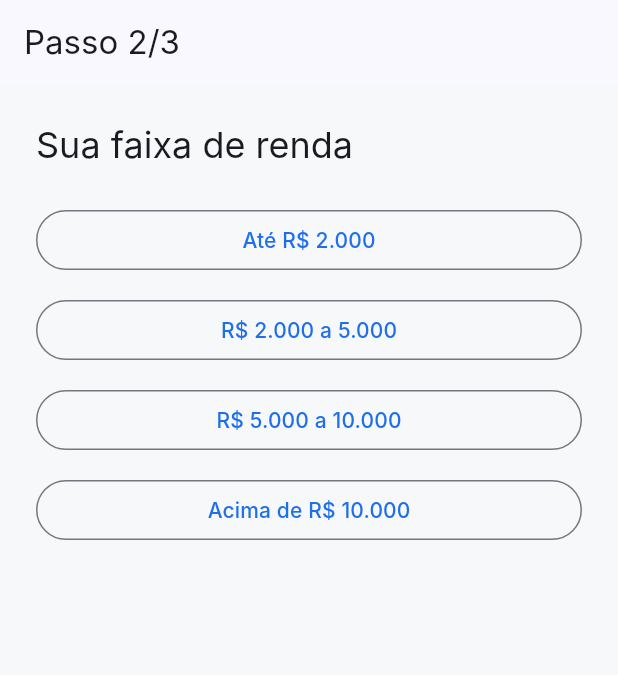
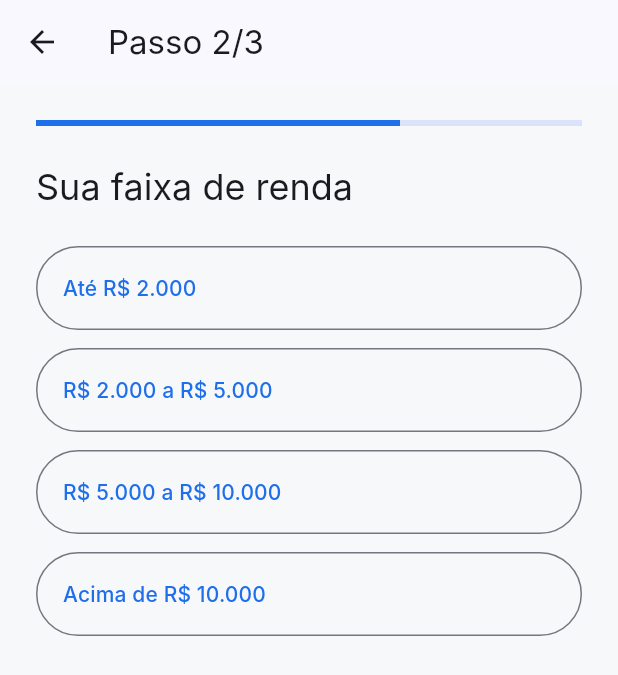
Before and after one commit to guigaluisz/finlytics, a Flutter app: the OnboardingPage screen opened by its route, after a tap on "Economizar", on a phone screen of 412 x 824 dp. Shown: the top 675 px of the screen. Run offline on Flutter 3.47's test engine with Material 3 defaults, Android fonts, the phone set to English and light mode, and no system bars; our stand-ins replace dartz, dio, equatable, flutter_riverpod, flutter_secure_storage, go_router; accounts and stored records are empty; Roboto replaces fonts that are missing (Inter).

Commit message:
feat: onboarding salva perfil (endpoint + app)

```diff
--- a/mobile/lib/features/onboarding/presentation/pages/onboarding_page.dart
+++ b/mobile/lib/features/onboarding/presentation/pages/onboarding_page.dart
@@ -1,47 +1,107 @@
+import 'package:dio/dio.dart';
 import 'package:flutter/material.dart';
+import 'package:flutter_riverpod/flutter_riverpod.dart';
 import 'package:go_router/go_router.dart';
+import '../../../auth/presentation/viewmodels/auth_viewmodel.dart';
 
-class OnboardingPage extends StatefulWidget {
+class OnboardingPage extends ConsumerStatefulWidget {
   const OnboardingPage({super.key});
   @override
-  State<OnboardingPage> createState() => _OnboardingPageState();
+  ConsumerState<OnboardingPage> createState() => _OnboardingPageState();
 }
 
-class _OnboardingPageState extends State<OnboardingPage> {
+class _OnboardingPageState extends ConsumerState<OnboardingPage> {
   int _step = 0;
-  final _controller = PageController();
+  bool _salvando = false;
+  final List<String?> _valores = [null, null, null];
 
-  static const _steps = [
-    ('Qual seu objetivo?', ['Economizar', 'Investir', 'Sair das dívidas', 'Organizar finanças']),
-    ('Sua faixa de renda', ['Até R\$ 2.000', 'R\$ 2.000 a 5.000', 'R\$ 5.000 a 10.000', 'Acima de R\$ 10.000']),
-    ('Seu perfil financeiro', ['Conservador', 'Moderado', 'Arrojado']),
+  static const List<(String, List<(String, String)>)> _steps = [
+    ('Qual seu objetivo?', [
+      ('Economizar', 'economizar'),
+      ('Investir', 'investir'),
+      ('Sair das dívidas', 'sair_dividas'),
+      ('Organizar finanças', 'organizar'),
+    ]),
+    ('Sua faixa de renda', [
+      ('Até R\$ 2.000', 'ate_2000'),
+      ('R\$ 2.000 a R\$ 5.000', '2000_5000'),
+      ('R\$ 5.000 a R\$ 10.000', '5000_10000'),
+      ('Acima de R\$ 10.000', 'acima_10000'),
+    ]),
+    ('Seu perfil financeiro', [
+      ('Conservador', 'conservador'),
+      ('Moderado', 'moderado'),
+      ('Arrojado', 'arrojado'),
+    ]),
   ];
+
+  Future<void> _selecionar(String valor) async {
+    _valores[_step] = valor;
+    if (_step < _steps.length - 1) {
+      setState(() => _step++);
+    } else {
+      await _salvar();
+    }
+  }
+
+  Future<void> _salvar() async {
+    setState(() => _salvando = true);
+    try {
+      await ref.read(dioClientProvider).dio.patch('/eu/onboarding', data: {
+        'objetivo': _valores[0],
+        'faixaRenda': _valores[1],
+        'perfilRisco': _valores[2],
+      });
+    } on DioException catch (e) {
+      if (mounted) {
+        ScaffoldMessenger.of(context).showSnackBar(SnackBar(content: Text('Não foi possível salvar o perfil: ${e.message}')));
+      }
+    } finally {
+      if (mounted) {
+        setState(() => _salvando = false);
+        context.go('/dashboard');
+      }
+    }
+  }
 
   @override
   Widget build(BuildContext context) {
-    final (title, options) = _steps[_step];
+    final (titulo, opcoes) = _steps[_step];
     return Scaffold(
-      appBar: AppBar(title: Text('Passo ${_step + 1}/${_steps.length}')),
-      body: Padding(
+      appBar: AppBar(
+        title: Text('Passo ${_step + 1}/${_steps.length}'),
+        leading: _step > 0
+            ? IconButton(icon: const Icon(Icons.arrow_back), onPressed: () => setState(() => _step--))
+            : null,
+      ),
+      body: _salvando
+          ? const Center(child: CircularProgressIndicator())
+          : Padding(
               padding: const EdgeInsets.all(24),
               child: Column(
                 crossAxisAlignment: CrossAxisAlignment.stretch,
                 children: [
-            Text(title, style: Theme.of(context).textTheme.headlineSmall),
+                  LinearProgressIndicator(value: (_step + 1) / _steps.length),
                   const SizedBox(height: 24),
-            ...options.map((o) => Padding(
+                  Text(titulo, style: Theme.of(context).textTheme.headlineSmall),
+                  const SizedBox(height: 24),
+                  ...opcoes.map((o) {
+                    final selecionado = _valores[_step] == o.$2;
+                    return Padding(
                       padding: const EdgeInsets.only(bottom: 12),
                       child: OutlinedButton(
-                    onPressed: () {
-                      if (_step < _steps.length - 1) {
-                        setState(() => _step++);
-                      } else {
-                        context.go('/dashboard');
-                      }
-                    },
-                    child: Padding(padding: const EdgeInsets.all(8), child: Text(o)),
+                        style: OutlinedButton.styleFrom(
+                          padding: const EdgeInsets.all(18),
+                          side: BorderSide(
+                            color: selecionado ? Theme.of(context).colorScheme.primary : Theme.of(context).dividerColor,
+                            width: selecionado ? 2 : 1,
                           ),
-                )),
+                        ),
+                        onPressed: () => _selecionar(o.$2),
+                        child: Align(alignment: Alignment.centerLeft, child: Text(o.$1)),
+                      ),
+                    );
+                  }),
                 ],
               ),
             ),
```
Also changed, not shown: 1 other file. Lines whose indentation alone changed are shown as unchanged.
